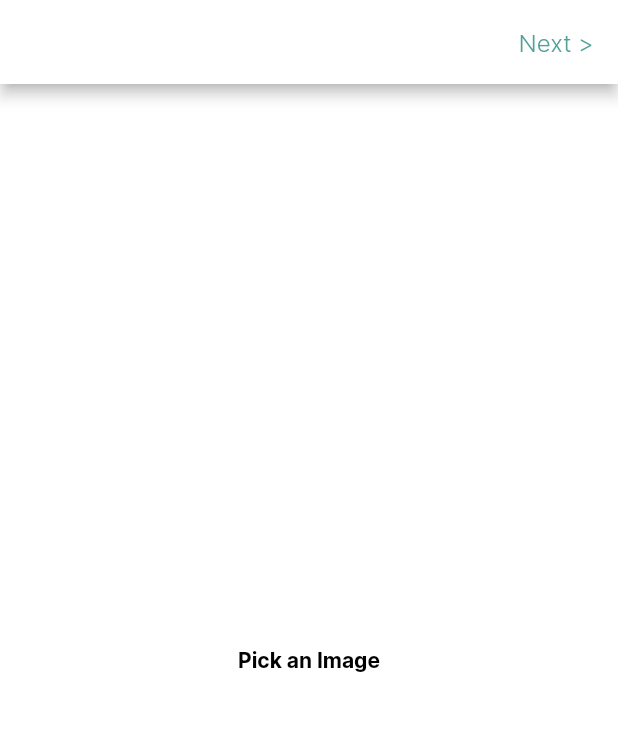
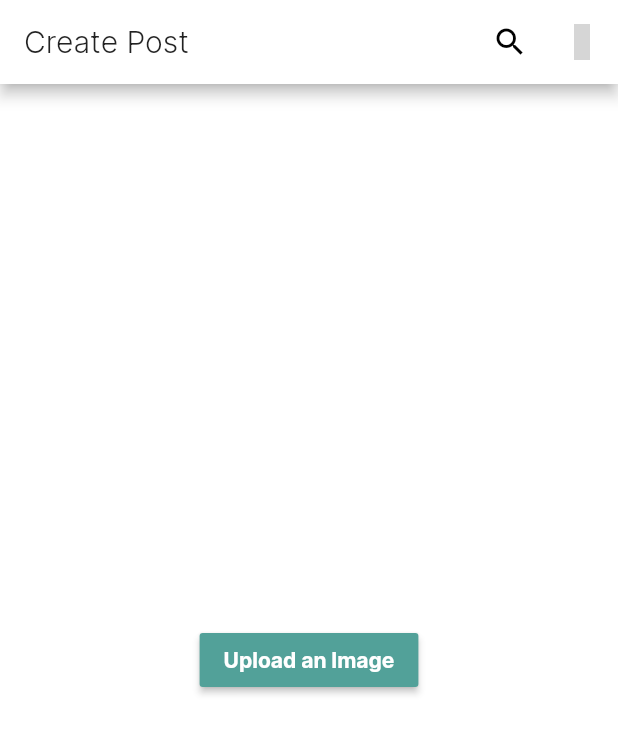
Before and after one commit to socialbrim/Breute, a Flutter app: the SocialMediaCreatePost screen opened directly, on a phone screen of 412 x 824 dp. Shown: the top 734 px of the screen. Run offline on Flutter 3.47's test engine with Material 2 defaults, Android fonts, the phone set to English and light mode, and no system bars; our stand-ins replace better_player, country_code_picker, curved_navigation_bar, firebase_auth, firebase_core, firebase_database and 17 more; missing offline and left inert: flutter_facebook_auth, images_picker, profanity_filter, slimy_card, stripe_payment; accounts and stored records are empty; network calls fail; grey boxes are pictures that could not be loaded.

Commit message:
minor corrections!

```diff
--- a/lib/Screens/HomeScreen.dart
+++ b/lib/Screens/HomeScreen.dart
@@ -315,7 +315,7 @@ class _HomeScreenState extends State<HomeScreen> {
                     color: barIndex == 0 ? theme.colorCompanion : Colors.black,
                   ),
                   Icon(
-                    MdiIcons.fruitCherries,
+                    MdiIcons.leaf,
                     color: barIndex == 1 ? theme.colorCompanion : Colors.black,
                   ),
                   Icon(
--- a/lib/Screens/RoomsScreen.dart
+++ b/lib/Screens/RoomsScreen.dart
@@ -790,7 +790,7 @@ class _RoomsScreenState extends State<RoomsScreen> {
                       elevation: 20,
                       child: Container(
                         padding: EdgeInsets.all(8),
-                        height: _myRoomList.length * height * .07,
+                        height: _myRoomList.length * height * .08,
                         width: width * .9,
                         child: _myRoomList.isEmpty
                             ? Center(
--- a/lib/Screens/social media/SocialMediaCreatePost.dart
+++ b/lib/Screens/social media/SocialMediaCreatePost.dart
@@ -1,8 +1,12 @@
 import 'package:flutter/material.dart';
+import 'package:material_design_icons_flutter/material_design_icons_flutter.dart';
 import 'dart:io';
 import 'package:parentpreneur/main.dart';
 import './SocialMediaCreateCaption.dart';
 import 'package:images_picker/images_picker.dart';
+
+import 'SearchScreen.dart';
+import 'SocialMediaMsgScreen.dart';
 
 class SocialMediaCreatePost extends StatefulWidget {
   SocialMediaCreatePost({Key key, this.title}) : super(key: key);
@@ -77,70 +81,142 @@ class _SocialMediaCreatePostState extends State<SocialMediaCreatePost> {
     });
   }
 
+  bool checkedValue = false;
+
   @override
   Widget build(BuildContext context) {
     return SafeArea(
       child: Scaffold(
         backgroundColor: theme.colorBackground,
+        // appBar: AppBar(
+        //   // leading: IconButton(
+        //   //   icon: Icon(MdiIcons.close),
+        //   //   onPressed: () => Navigator.of(context).pushReplacement(
+        //   //     MaterialPageRoute(
+        //   //       builder: (context) => SocialMediaHomeScreen(),
+        //   //     ),
+        //   //   ),
+        //   // ),
+        //   automaticallyImplyLeading: false,
+        //   actions: [
+        //     InkWell(
+        //       onTap: () async {
+        //         if (image != null)
+        //           Navigator.of(context).push(
+        //             MaterialPageRoute(
+        //               builder: (context) => SocialMediaCreateCaption(
+        //                 image: image, // image,
+        //               ),
+        //             ),
+        //           );
+        //       },
+        //       child: Container(
+        //         alignment: Alignment.center,
+        //         width: MediaQuery.of(context).size.width * .2,
+        //         child: Text(
+        //           'Next >',
+        //           style: theme.text16Primary,
+        //         ),
+        //       ),
+        //     )
+        //   ],
+        // ),
         appBar: AppBar(
-          // leading: IconButton(
-          //   icon: Icon(MdiIcons.close),
-          //   onPressed: () => Navigator.of(context).pushReplacement(
-          //     MaterialPageRoute(
-          //       builder: (context) => SocialMediaHomeScreen(),
-          //     ),
-          //   ),
-          // ),
           automaticallyImplyLeading: false,
+          title: Text(
+            'Create Post',
+          ),
           actions: [
-            InkWell(
-              onTap: () async {
-                if (image != null)
-                  Navigator.of(context).push(
-                    MaterialPageRoute(
-                      builder: (context) => SocialMediaCreateCaption(
-                        image: image, // image,
-                      ),
-                    ),
-                  );
+            IconButton(
+              icon: Icon(Icons.search),
+              onPressed: () {
+                Navigator.of(context).push(MaterialPageRoute(
+                  builder: (context) => SearchScreen(),
+                ));
               },
-              child: Container(
-                alignment: Alignment.center,
-                width: MediaQuery.of(context).size.width * .2,
-                child: Text(
-                  'Next >',
-                  style: theme.text16Primary,
-                ),
+            ),
+            IconButton(
+              icon: Icon(
+                MdiIcons.facebookMessenger,
               ),
-            )
+              onPressed: () {
+                Navigator.of(context).push(
+                  MaterialPageRoute(
+                    builder: (context) => SocialMediaMsgScreen(),
+                  ),
+                );
+              },
+            ),
           ],
         ),
         body: fileImage == null
             ? Center(
-                child: InkWell(
-                  onTap: () {
+                child: RaisedButton(
+                  color: theme.colorPrimary,
+                  onPressed: () {
                     picker();
                   },
                   child: Text(
-                    "Pick an Image",
-                    style: theme.text14bold,
+                    "Upload an Image",
+                    style: theme.text14boldWhite,
                   ),
                 ),
               )
-            : Center(
-                child: InkWell(
-                  onTap: () {
-                    picker();
-                  },
-                  child: Container(
-                    height: MediaQuery.of(context).size.height * 0.5,
-                    width: MediaQuery.of(context).size.height * 0.5,
-                    child: Image.file(
-                      fileImage,
-                      fit: BoxFit.cover,
+            : Column(
+                children: [
+                  SizedBox(height: MediaQuery.of(context).size.height * 0.1),
+                  Center(
+                    child: InkWell(
+                      onTap: () {
+                        picker();
+                      },
+                      child: Container(
+                        height: MediaQuery.of(context).size.height * 0.4,
+                        width: MediaQuery.of(context).size.width * 1,
+                        child: Image.file(
+                          fileImage,
+                          fit: BoxFit.cover,
+                        ),
+                      ),
                     ),
                   ),
-                ),
+                  SizedBox(height: MediaQuery.of(context).size.height * 0.05),
+                  CheckboxListTile(
+                    title: Text(
+                        "By uploading images you agree to Breaute's terms of use and privacy statement."),
+                    value: checkedValue,
+                    checkColor: theme.colorBackground,
+                    activeColor: theme.colorPrimary,
+                    onChanged: (newValue) {
+                      setState(() {
+                        checkedValue = newValue;
+                      });
+                    },
+                    controlAffinity: ListTileControlAffinity
+                        .leading, //  <-- leading Checkbox
+                  ),
+                  SizedBox(height: MediaQuery.of(context).size.height * 0.03),
+                  if (checkedValue)
+                    Center(
+                      child: RaisedButton(
+                        color: theme.colorPrimary,
+                        onPressed: () {
+                          if (image != null)
+                            Navigator.of(context).push(
+                              MaterialPageRoute(
+                                builder: (context) => SocialMediaCreateCaption(
+                                  image: image, // image,
+                                ),
+                              ),
+                            );
+                        },
+                        child: Text(
+                          "Next",
+                          style: theme.text14boldWhite,
+                        ),
+                      ),
+                    )
+                ],
               ),
       ),
     );
```
Also changed, not shown: lib/Screens/CustomerSupport.dart (+9 -9 lines), lib/Screens/social media/SocialMediaProfileScreen.dart (+32 -5 lines), pubspec.lock.
